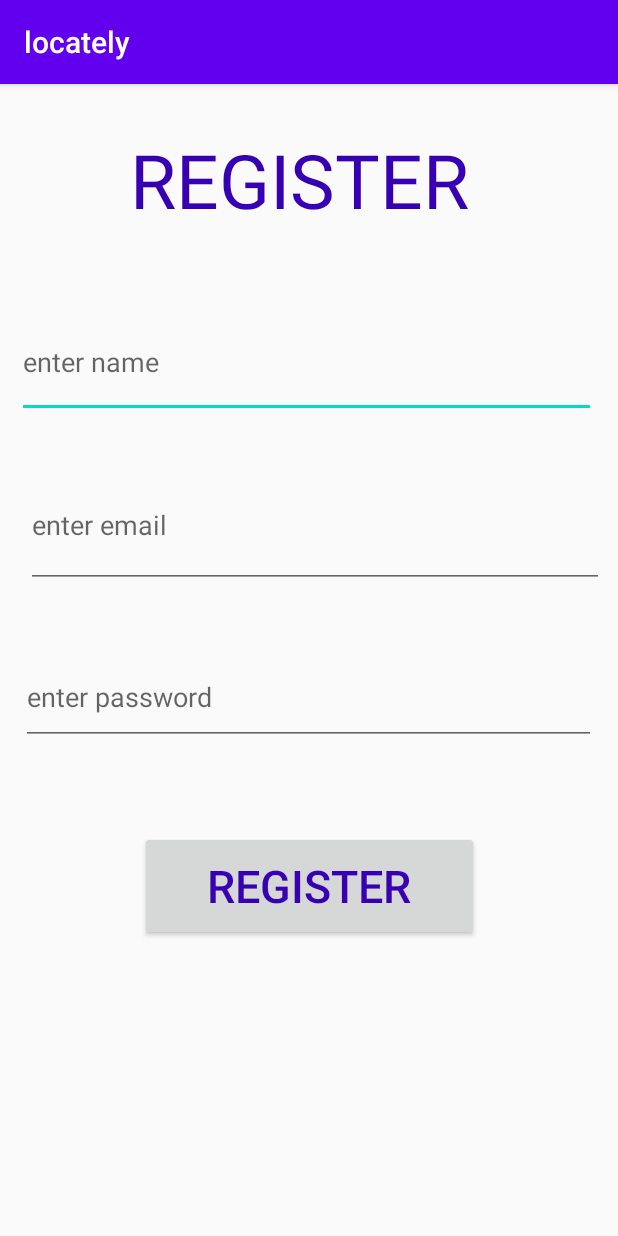
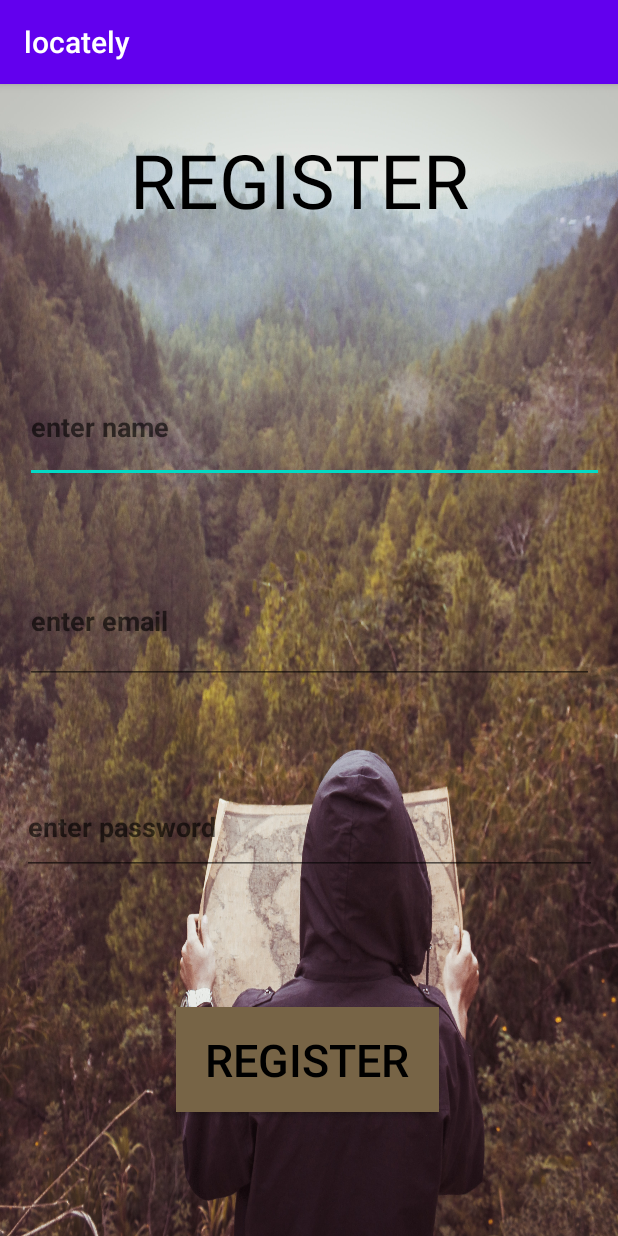
Before and after one commit to HyperL0gL0g/locately, an Android app: the register screen opened directly, with no data from a screen before it, on a phone screen of 412 x 824 dp. Run offline under Robolectric (Android 15) with nearby library versions, the phone set to English and light mode, and no system bars; our stand-ins replace Firebase (no records; nobody signed in at launch, a user with empty details on screens opened directly).

Commit message:
minor bug fixes and UI improvements

```diff
--- a/app/src/main/res/layout/register.xml
+++ b/app/src/main/res/layout/register.xml
@@ -1,18 +1,20 @@
 <?xml version="1.0" encoding="utf-8"?>
 <androidx.constraintlayout.widget.ConstraintLayout xmlns:android="http://schemas.android.com/apk/res/android"
+    xmlns:tools="http://schemas.android.com/tools"
     android:layout_width="match_parent"
     android:layout_height="match_parent"
+    android:background="@drawable/backpng2"
     xmlns:app="http://schemas.android.com/apk/res-auto">
 
     <TextView
         android:id="@+id/register"
         android:layout_width="393dp"
         android:layout_height="86dp"
+        android:layout_marginTop="30dp"
         android:text="REGISTER "
+        android:textAlignment="center"
+        android:textColor="#000000"
         android:textSize="50dp"
-        android:layout_marginTop="30dp"
-        android:textAlignment="center"
-        android:textColor="@color/colorPrimaryDark"
         app:layout_constraintBottom_toBottomOf="parent"
         app:layout_constraintEnd_toEndOf="parent"
         app:layout_constraintStart_toStartOf="parent"
@@ -25,27 +27,28 @@
         android:layout_height="74dp"
         android:ems="10"
         android:hint="enter name"
+        android:textStyle="bold"
         android:inputType="textPersonName"
         app:layout_constraintBottom_toBottomOf="parent"
         app:layout_constraintEnd_toEndOf="parent"
-        app:layout_constraintHorizontal_bias="0.439"
+        app:layout_constraintHorizontal_bias="0.64"
         app:layout_constraintStart_toStartOf="parent"
-        app:layout_constraintTop_toBottomOf="@+id/register"
-        app:layout_constraintVertical_bias="0.056" />
+        app:layout_constraintTop_toTopOf="parent"
+        app:layout_constraintVertical_bias="0.277" />
 
     <EditText
         android:id="@+id/email"
-        android:layout_width="385dp"
-        android:layout_height="83dp"
+        android:layout_width="379dp"
+        android:layout_height="84dp"
         android:ems="10"
         android:hint="enter email"
+        android:textStyle="bold"
         android:inputType="textEmailAddress"
-        app:layout_constraintBottom_toTopOf="@+id/password"
+        app:layout_constraintBottom_toBottomOf="parent"
         app:layout_constraintEnd_toEndOf="parent"
-        app:layout_constraintHorizontal_bias="0.653"
         app:layout_constraintStart_toStartOf="parent"
-        app:layout_constraintTop_toBottomOf="@+id/name"
-        app:layout_constraintVertical_bias="0.423" />
+        app:layout_constraintTop_toTopOf="parent"
+        app:layout_constraintVertical_bias="0.462" />
 
     <EditText
         android:id="@+id/password"
@@ -53,26 +56,28 @@
         android:layout_height="64dp"
         android:ems="10"
         android:hint="enter password"
+        android:textStyle="bold"
         android:inputType="textPassword"
         app:layout_constraintBottom_toBottomOf="parent"
         app:layout_constraintEnd_toEndOf="parent"
-        app:layout_constraintHorizontal_bias="0.492"
         app:layout_constraintStart_toStartOf="parent"
-        app:layout_constraintTop_toBottomOf="@+id/name"
-        app:layout_constraintVertical_bias="0.32" />
+        app:layout_constraintTop_toTopOf="parent"
+        app:layout_constraintVertical_bias="0.658" />
 
     <Button
         android:id="@+id/reg"
-        android:layout_width="226dp"
-        android:layout_height="73dp"
+        android:layout_width="175dp"
+        android:layout_height="70dp"
+        android:background="#776446"
         android:text="Register"
-        android:textColor="@color/colorPrimaryDark"
+        android:textColor="#000000"
         android:textSize="30dp"
         app:layout_constraintBottom_toBottomOf="parent"
         app:layout_constraintEnd_toEndOf="parent"
+        app:layout_constraintHorizontal_bias="0.497"
         app:layout_constraintStart_toStartOf="parent"
-        app:layout_constraintTop_toBottomOf="@+id/password"
-        app:layout_constraintVertical_bias="0.226" />
+        app:layout_constraintTop_toTopOf="parent"
+        app:layout_constraintVertical_bias="0.882" />
 
     <ProgressBar
         android:id="@+id/progressBar2"
```
Also changed, not shown: app/src/main/res/layout/start_page.xml (+29 -40 lines), app/src/main/res/drawable/backpng2.jpg (added), 1 other file.
